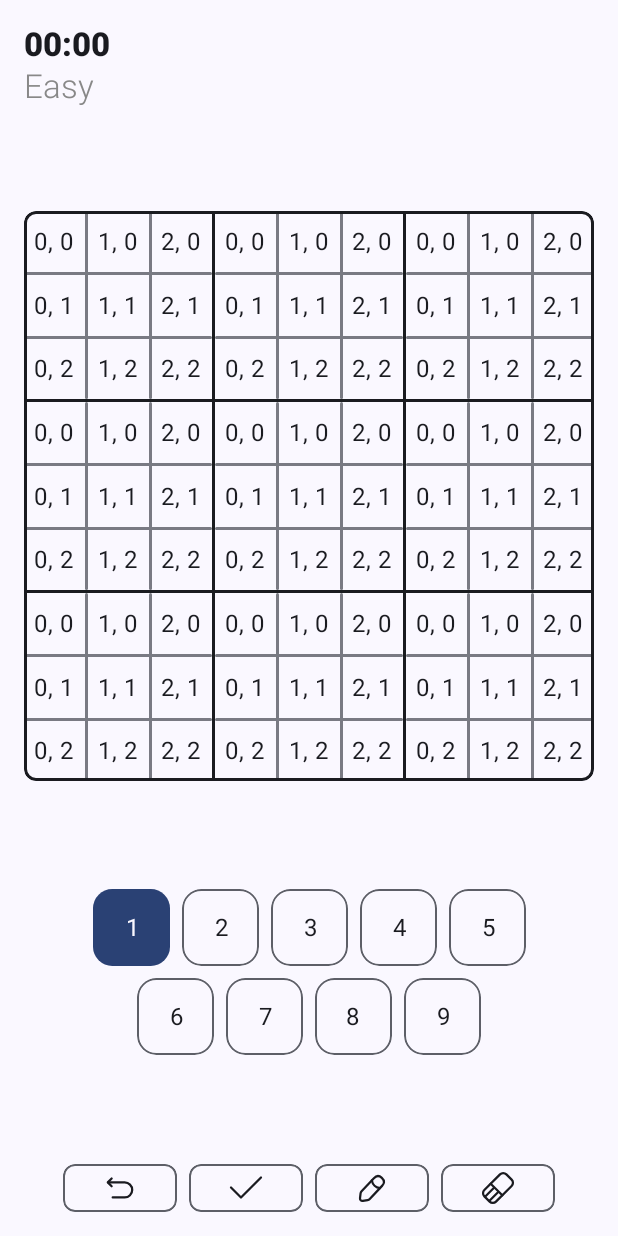
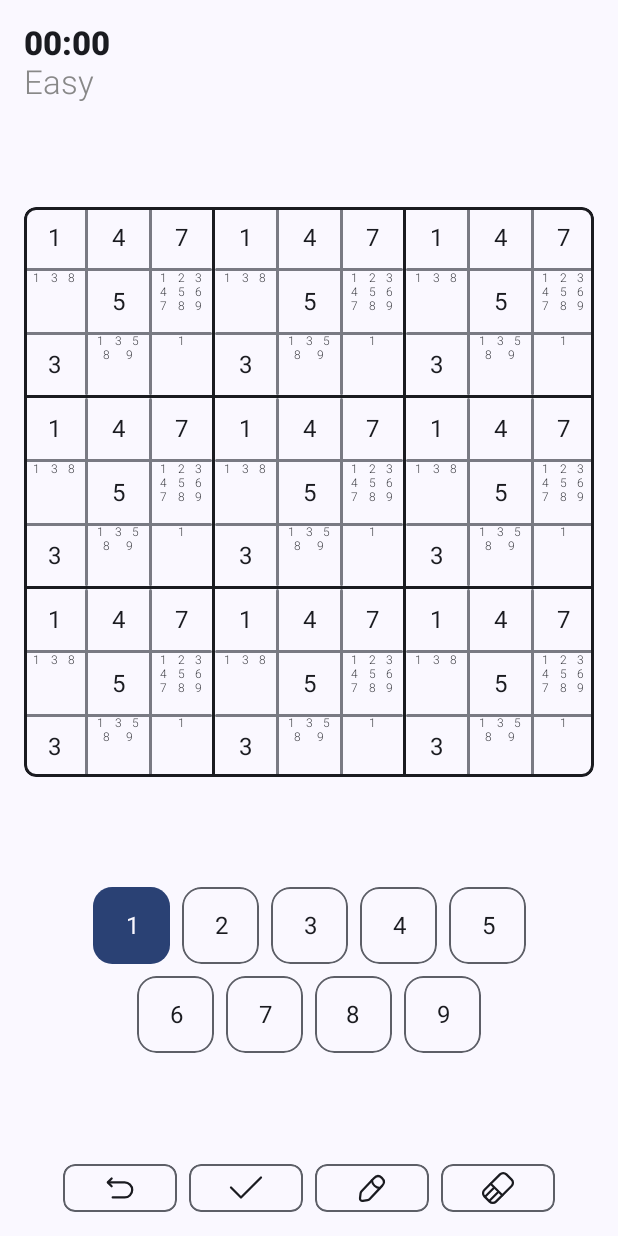
Before and after one commit to kafri8889/Saku-Compose-Sudoku, an Android app built with Jetpack Compose: the screen it shows after launch (MainActivity), after a tap on "Play", on a phone screen of 412 x 824 dp. Run offline under Robolectric (Android 15) with nearby library versions, the phone set to English and light mode, and no system bars; our stand-ins replace Dagger/Hilt's generated code, Timber, accompanist; 1 statement that could not run was skipped.

Commit message:
Add small board sub cells (pencil feature)

```diff
--- a/app/src/main/java/com/anafthdev/saku/data/Cells.kt
+++ b/app/src/main/java/com/anafthdev/saku/data/Cells.kt
@@ -4,145 +4,55 @@ import com.anafthdev.saku.data.model.Cell
 
 object Cells {
 
+	val smallCells = listOf(
+		Cell(1),
+		Cell(-1, listOf(Cell(3), Cell(8), Cell(1))),
+		Cell(3),
+		Cell(4),
+		Cell(5),
+		Cell(-1, listOf(Cell(3), Cell(8), Cell(1), Cell(9), Cell(5))),
+		Cell(7),
+		Cell(-1, listOf(Cell(1), Cell(2), Cell(3), Cell(4), Cell(5), Cell(6), Cell(7), Cell(8), Cell(9))),
+		Cell(-1, listOf(Cell(1))),
+	)
+
 	val bigCells = listOf(
 		Cell(
 			id = 1,
-			subCells = listOf(
-				Cell(1),
-				Cell(2),
-				Cell(3),
-				Cell(4),
-				Cell(5),
-				Cell(6),
-				Cell(7),
-				Cell(8),
-				Cell(9),
-			)
+			subCells = smallCells
 		),
 		Cell(
 			id = 2,
-			subCells = listOf(
-				Cell(1),
-				Cell(2),
-				Cell(3),
-				Cell(4),
-				Cell(5),
-				Cell(6),
-				Cell(7),
-				Cell(8),
-				Cell(9),
-			)
+			subCells = smallCells
 		),
 		Cell(
 			id = 3,
-			subCells = listOf(
-				Cell(1),
-				Cell(2),
-				Cell(3),
-				Cell(4),
-				Cell(5),
-				Cell(6),
-				Cell(7),
-				Cell(8),
-				Cell(9),
-			)
+			subCells = smallCells
 		),
 		Cell(
 			id = 4,
-			subCells = listOf(
-				Cell(1),
-				Cell(2),
-				Cell(3),
-				Cell(4),
-				Cell(5),
-				Cell(6),
-				Cell(7),
-				Cell(8),
-				Cell(9),
-			)
+			subCells = smallCells
 		),
 		Cell(
 			id = 5,
-			subCells = listOf(
-				Cell(1),
-				Cell(2),
-				Cell(3),
-				Cell(4),
-				Cell(5),
-				Cell(6),
-				Cell(7),
-				Cell(8),
-				Cell(9),
-			)
+			subCells = smallCells
 		),
 		Cell(
 			id = 6,
-			subCells = listOf(
-				Cell(1),
-				Cell(2),
-				Cell(3),
-				Cell(4),
-				Cell(5),
-				Cell(6),
-				Cell(7),
-				Cell(8),
-				Cell(9),
-			)
+			subCells = smallCells
 		),
 		Cell(
 			id = 7,
-			subCells = listOf(
-				Cell(1),
-				Cell(2),
-				Cell(3),
-				Cell(4),
-				Cell(5),
-				Cell(6),
-				Cell(7),
-				Cell(8),
-				Cell(9),
-			)
+			subCells = smallCells
 		),
 		Cell(
 			id = 8,
-			subCells = listOf(
-				Cell(1),
-				Cell(2),
-				Cell(3),
-				Cell(4),
-				Cell(5),
-				Cell(6),
-				Cell(7),
-				Cell(8),
-				Cell(9),
-			)
+			subCells = smallCells
 		),
 		Cell(
 			id = 9,
-			subCells = listOf(
-				Cell(1),
-				Cell(2),
-				Cell(3),
-				Cell(4),
-				Cell(5),
-				Cell(6),
-				Cell(7),
-				Cell(8),
-				Cell(9),
-			)
+			subCells = smallCells
 		),
 	)
 
-	val smallCells = listOf(
-		Cell(1),
-		Cell(2),
-		Cell(3),
-		Cell(4),
-		Cell(5),
-		Cell(6),
-		Cell(7),
-		Cell(8),
-		Cell(9),
-	)
-
 }
--- a/app/src/main/java/com/anafthdev/saku/theme/Type.kt
+++ b/app/src/main/java/com/anafthdev/saku/theme/Type.kt
@@ -2,33 +2,99 @@ package com.anafthdev.saku.theme
 
 import androidx.compose.material3.Typography
 import androidx.compose.ui.text.TextStyle
-import androidx.compose.ui.text.font.FontFamily
 import androidx.compose.ui.text.font.FontWeight
 import androidx.compose.ui.unit.sp
 
 // Set of Material typography styles to start with
 val Typography = Typography(
-	bodyLarge = TextStyle(
-		fontFamily = FontFamily.Default,
-		fontWeight = FontWeight.Normal,
+	displayLarge = TextStyle(
+		fontWeight = FontWeight.W400,
+		fontSize = 57.sp,
+		lineHeight = 64.sp,
+		letterSpacing = (-0.25).sp,
+	),
+	displayMedium = TextStyle(
+		fontWeight = FontWeight.W400,
+		fontSize = 45.sp,
+		lineHeight = 52.sp,
+		letterSpacing = 0.sp,
+	),
+	displaySmall = TextStyle(
+		fontWeight = FontWeight.W400,
+		fontSize = 36.sp,
+		lineHeight = 44.sp,
+		letterSpacing = 0.sp,
+	),
+	headlineLarge = TextStyle(
+		fontWeight = FontWeight.W400,
+		fontSize = 32.sp,
+		lineHeight = 40.sp,
+		letterSpacing = 0.sp,
+	),
+	headlineMedium = TextStyle(
+		fontWeight = FontWeight.W400,
+		fontSize = 28.sp,
+		lineHeight = 36.sp,
+		letterSpacing = 0.sp,
+	),
+	headlineSmall = TextStyle(
+		fontWeight = FontWeight.W400,
+		fontSize = 24.sp,
+		lineHeight = 32.sp,
+		letterSpacing = 0.sp,
+	),
+	titleLarge = TextStyle(
+		fontWeight = FontWeight.W400,
+		fontSize = 22.sp,
+		lineHeight = 28.sp,
+		letterSpacing = 0.sp,
+	),
+	titleMedium = TextStyle(
+		fontWeight = FontWeight.Medium,
 		fontSize = 16.sp,
 		lineHeight = 24.sp,
-		letterSpacing = 0.5.sp
+		letterSpacing = 0.1.sp,
+	),
+	titleSmall = TextStyle(
+		fontWeight = FontWeight.Medium,
+		fontSize = 14.sp,
+		lineHeight = 20.sp,
+		letterSpacing = 0.1.sp,
+	),
+	labelLarge = TextStyle(
+		fontWeight = FontWeight.Medium,
+		fontSize = 14.sp,
+		lineHeight = 20.sp,
+		letterSpacing = 0.1.sp,
+	),
+	bodyLarge = TextStyle(
+		fontWeight = FontWeight.W400,
+		fontSize = 16.sp,
+		lineHeight = 24.sp,
+		letterSpacing = 0.5.sp,
+	),
+	bodyMedium = TextStyle(
+		fontWeight = FontWeight.W400,
+		fontSize = 14.sp,
+		lineHeight = 20.sp,
+		letterSpacing = 0.25.sp,
+	),
+	bodySmall = TextStyle(
+		fontWeight = FontWeight.W400,
+		fontSize = 12.sp,
+		lineHeight = 16.sp,
+		letterSpacing = 0.4.sp,
+	),
+	labelMedium = TextStyle(
+		fontWeight = FontWeight.Medium,
+		fontSize = 12.sp,
+		lineHeight = 16.sp,
+		letterSpacing = 0.5.sp,
+	),
+	labelSmall = TextStyle(
+		fontWeight = FontWeight.Medium,
+		fontSize = 11.sp,
+		lineHeight = 16.sp,
+		letterSpacing = 0.5.sp,
 	)
-	/* Other default text styles to override
-    titleLarge = TextStyle(
-        fontFamily = FontFamily.Default,
-        fontWeight = FontWeight.Normal,
-        fontSize = 22.sp,
-        lineHeight = 28.sp,
-        letterSpacing = 0.sp
-    ),
-    labelSmall = TextStyle(
-        fontFamily = FontFamily.Default,
-        fontWeight = FontWeight.Medium,
-        fontSize = 11.sp,
-        lineHeight = 16.sp,
-        letterSpacing = 0.5.sp
-    )
-    */
 )
--- a/app/src/main/java/com/anafthdev/saku/uicomponent/SmallBoard.kt
+++ b/app/src/main/java/com/anafthdev/saku/uicomponent/SmallBoard.kt
@@ -1,8 +1,12 @@
 package com.anafthdev.saku.uicomponent
 
 import androidx.compose.foundation.clickable
+import androidx.compose.foundation.layout.Arrangement
 import androidx.compose.foundation.layout.Box
 import androidx.compose.foundation.layout.BoxWithConstraints
+import androidx.compose.foundation.layout.ExperimentalLayoutApi
+import androidx.compose.foundation.layout.FlowRow
+import androidx.compose.foundation.layout.fillMaxSize
 import androidx.compose.foundation.layout.offset
 import androidx.compose.foundation.layout.size
 import androidx.compose.material3.MaterialTheme
@@ -11,9 +15,11 @@ import androidx.compose.runtime.Composable
 import androidx.compose.runtime.remember
 import androidx.compose.ui.Alignment
 import androidx.compose.ui.Modifier
+import androidx.compose.ui.text.font.FontWeight
 import androidx.compose.ui.tooling.preview.Preview
 import androidx.compose.ui.unit.IntOffset
 import androidx.compose.ui.unit.dp
+import androidx.compose.ui.unit.sp
 import com.anafthdev.saku.data.Cells
 import com.anafthdev.saku.data.model.Cell
 import com.anafthdev.saku.extension.ceil
@@ -32,6 +38,7 @@ fun SmallBoardPreview() {
 	}
 }
 
+@OptIn(ExperimentalLayoutApi::class)
 @Composable
 fun SmallBoard(
 	cells: List<Cell>,
@@ -80,7 +87,33 @@ fun SmallBoard(
 						}
 //						.background(Color.Red)
 				) {
-					Text("$col, $row")
+					if (cellRow.id != -1) {
+						Text(
+							text = cellRow.id.toString()
+						)
+					} else {
+						val sortedSubCells = remember(cellRow.subCells) {
+							cellRow.subCells.sortedBy { it.id }
+						}
+
+						FlowRow(
+							maxItemsInEachRow = 3,
+							verticalAlignment = Alignment.CenterVertically,
+							horizontalArrangement = Arrangement.SpaceEvenly,
+							modifier = Modifier
+								.fillMaxSize()
+						) {
+							sortedSubCells.forEach { cell ->
+								Text(
+									text = cell.id.toString(),
+									style = MaterialTheme.typography.labelSmall.copy(
+										fontWeight = FontWeight.Light,
+										fontSize = 8.sp
+									)
+								)
+							}
+						}
+					}
 				}
 			}
 		}
```
